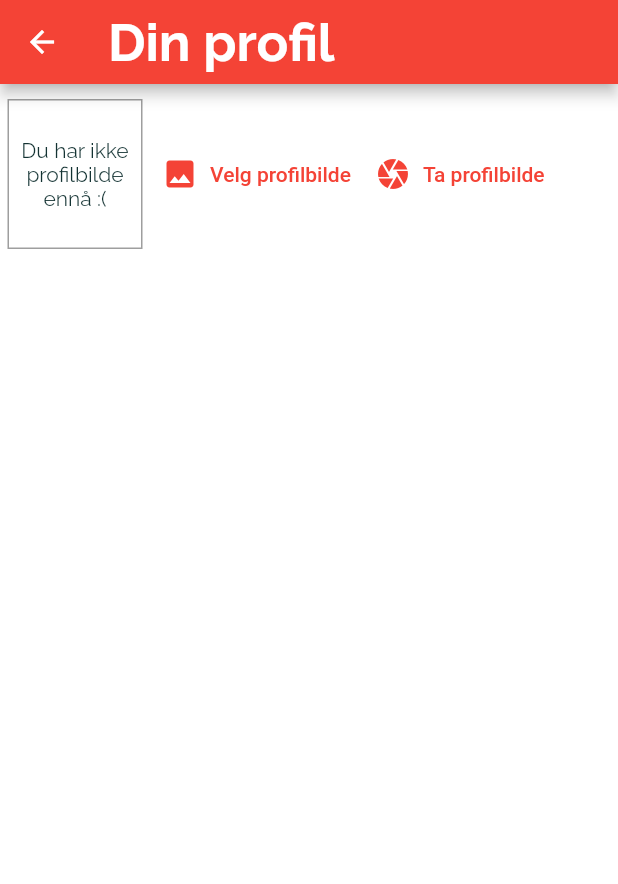
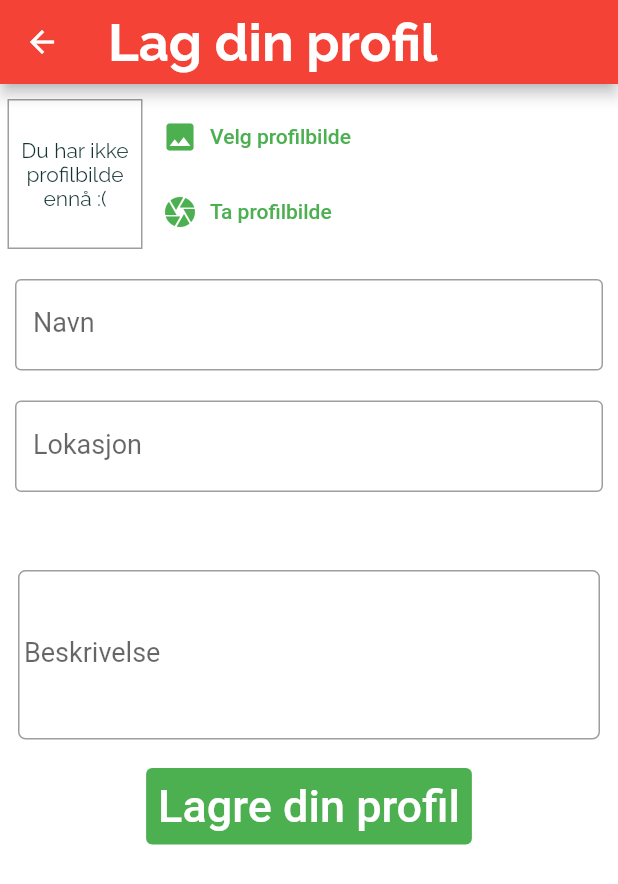
Before and after one commit to hannegr/baluba_summer_project, a Flutter app: the ProfilePage screen opened by its route, on a phone screen of 412 x 824 dp. Shown: the top 884 px of the screen. Run offline on Flutter 3.47's test engine with Material 2 defaults, Android fonts, the phone set to English and light mode, and no system bars; our stand-ins replace image_picker, location, sqflite; missing offline and left inert: geolocator_web, image_picker_for_web, location_web, mapbox_gl, mapbox_gl_web, mapbox_search and 1 more; accounts and stored records are empty.

Commit message:
maybe begin to make branches :)

```diff
--- a/baluba_summer_project/lib/main.dart
+++ b/baluba_summer_project/lib/main.dart
@@ -1,6 +1,7 @@
 import 'package:flutter/cupertino.dart';
 import 'package:flutter/material.dart';
-import 'package:profile_page_test/profile/profile_page.dart';
+import 'package:profile_page_test/profile/make_profile_page.dart';
+import 'package:profile_page_test/workouts/map_with_mapbox/map_widget_page.dart';
 import 'package:profile_page_test/workouts/workout_page.dart';
 import 'package:profile_page_test/your_page/side_bar.dart';
 import 'your_page/bottomButtons/bottomButtons.dart';
@@ -42,6 +43,7 @@ class MyApp extends StatelessWidget {
       routes: {
         WorkoutPage.workoutName: (ctx) => WorkoutPage(),
         ProfilePage.profilePageName: (ctx) => ProfilePage(),
+        MapWidgetPage.mapWidgetPageName: (ctx) => MapWidgetPage(),
       },
     );
   }
--- a/baluba_summer_project/lib/profile/image_input.dart
+++ b/baluba_summer_project/lib/profile/image_input.dart
@@ -3,6 +3,7 @@ import 'package:image_picker/image_picker.dart';
 import 'dart:io';
 import 'package:path_provider/path_provider.dart' as syspaths;
 import 'package:path/path.dart' as path;
+import 'package:profile_page_test/profile/save_image_sql.dart';
 
 class ImageInput extends StatefulWidget {
   final Function onSelectImage;
@@ -11,6 +12,8 @@ class ImageInput extends StatefulWidget {
   @override
   _ImageInputState createState() => _ImageInputState();
 }
+
+//Code is copied from a video hehe
 
 class _ImageInputState extends State<ImageInput> {
   File? _storedImage;
@@ -25,7 +28,8 @@ class _ImageInputState extends State<ImageInput> {
       return;
     }
     setState(() {
-      _storedImage = imageFile as File;
+      _storedImage = File(imageFile.path);
+      DBHelper.insertIntoDatabase('pics', {'id': 1, 'image': _storedImage!});
     });
     final appDir = await syspaths
         .getApplicationDocumentsDirectory(); //this is where we can store data.
@@ -43,13 +47,20 @@ class _ImageInputState extends State<ImageInput> {
       return;
     }
     setState(() {
-      _storedImage = imageFile as File;
+      _storedImage = File(imageFile.path);
+      print('hello');
     });
     final appDir = await syspaths
         .getApplicationDocumentsDirectory(); //this is where we can store data.
     final fileName = path.basename(imageFile.path);
     final savedImage = await _storedImage!.copy('${appDir.path}/$fileName');
     widget.onSelectImage(savedImage);
+    DBHelper.insertIntoDatabase('pics', {'id': 1, 'image': _storedImage!});
+  }
+
+  File fileNamePicture() {
+    File image = _storedImage!;
+    return image;
   }
 
   @override
@@ -77,26 +88,41 @@ class _ImageInputState extends State<ImageInput> {
         SizedBox(
           height: 10,
         ),
-        Flexible(
+        Container(
+          height: 100,
+          child: Column(
+            mainAxisAlignment: MainAxisAlignment.end,
+            crossAxisAlignment: CrossAxisAlignment.start,
+            children: <Widget>[
+              Expanded(
                 child: TextButton.icon(
                   onPressed: _findPicture,
-            icon: Icon(Icons.image),
+                  icon: Icon(
+                    Icons.image,
+                    color: Colors.green,
+                  ),
                   label: Text(
                     'Velg profilbilde',
-              style: TextStyle(color: Theme.of(context).primaryColor),
+                    style: TextStyle(color: Colors.green),
                   ),
                 ),
               ),
-        Flexible(
+              Expanded(
                 child: TextButton.icon(
                   onPressed: _takePicture,
-            icon: Icon(Icons.camera),
+                  icon: Icon(
+                    Icons.camera,
+                    color: Colors.green,
+                  ),
                   label: Text(
                     'Ta profilbilde',
-              style: TextStyle(color: Theme.of(context).primaryColor),
+                    style: TextStyle(color: Colors.green),
                   ),
                 ),
-        )
+              ),
+            ],
+          ),
+        ),
       ],
     );
   }
--- /dev/null
+++ b/baluba_summer_project/lib/profile/make_profile_page.dart
@@ -0,0 +1,146 @@
+import 'package:flutter/material.dart';
+import 'package:flutter/services.dart';
+import 'package:profile_page_test/profile/finished_profile_page.dart';
+import 'package:profile_page_test/profile/image_input.dart';
+
+import 'dart:io';
+
+//import 'package:profile_page_test/profile/save_image_sql.dart';
+
+class ProfilePage extends StatefulWidget {
+  static const profilePageName = '/profilepage';
+
+  @override
+  _ProfilePageState createState() => _ProfilePageState();
+}
+
+class _ProfilePageState extends State<ProfilePage> {
+  File? _pickedImage;
+  void _selectImage(File pickedImage) {
+    _pickedImage = pickedImage;
+  }
+
+  void _sendDataToProfilePage(
+    BuildContext context,
+    TextEditingController nameInput,
+    TextEditingController locationInput,
+    TextEditingController descriptionInput,
+    File image,
+  ) {
+    Navigator.push(
+        context,
+        MaterialPageRoute(
+          builder: (context) => FinishedProfilePage(
+            name: nameInput.text,
+            location: locationInput.text,
+            description: descriptionInput.text,
+            imageFile: image,
+          ),
+        ));
+  }
+
+  @override
+  Widget build(BuildContext context) {
+    final nameInput = TextEditingController();
+    final locationInput = TextEditingController();
+    final descriptionInput = TextEditingController();
+    return Scaffold(
+      appBar: AppBar(
+        title: Text(
+          'Lag din profil',
+          style: TextStyle(
+            fontSize: 35,
+            fontWeight: FontWeight.bold,
+            color: Theme.of(context).canvasColor,
+          ),
+        ),
+      ),
+      body: SingleChildScrollView(
+        child: Column(
+          children: <Widget>[
+            ImageInput(_selectImage),
+            Padding(
+              padding: EdgeInsets.all(10),
+              child: TextField(
+                /* onChanged: (value) {
+                        amountInput = value;
+                      }, */
+                controller: nameInput,
+                decoration: InputDecoration(
+                    border: OutlineInputBorder(), labelText: 'Navn'),
+                style: TextStyle(
+                  fontSize: 18,
+                ),
+                onSubmitted: (_) => {},
+                //keyboardType: TextInputType.number,
+              ),
+            ),
+            Padding(
+              padding: EdgeInsets.all(10),
+              child: TextField(
+                /* onChanged: (value) {
+                        amountInput = value;
+                      }, */
+                controller: locationInput,
+                decoration: InputDecoration(
+                    border: OutlineInputBorder(), labelText: 'Lokasjon'),
+                style: TextStyle(
+                  fontSize: 18,
+                ),
+                onSubmitted: (_) => {},
+                //keyboardType: TextInputType.number,
+              ),
+            ),
+            SizedBox(
+              height: 30,
+            ),
+            Container(
+              margin: EdgeInsets.all(12),
+              width: double.infinity,
+              height: 5 * 24.0,
+              child: TextField(
+                controller: descriptionInput,
+                keyboardType: TextInputType.multiline,
+                maxLines: 5,
+                decoration: InputDecoration(
+                  labelText: 'Beskrivelse',
+                  border: OutlineInputBorder(
+                      borderRadius: BorderRadius.all(Radius.circular(5))),
+                  contentPadding:
+                      EdgeInsets.symmetric(horizontal: 4, vertical: 4),
+                  hintText:
+                      'Her kan du legge til en liten beskrivelse av deg selv.',
+                ),
+                style: TextStyle(
+                  fontSize: 18,
+                ),
+              ),
+            ),
+            TextButton(
+              style: TextButton.styleFrom(
+                primary: Colors.white,
+                backgroundColor: Colors.green,
+                //onSurface: Colors.grey,
+              ),
+              onPressed: () {},
+              /*=> _sendDataToProfilePage(
+                context,
+                nameInput,
+                locationInput,
+                descriptionInput,
+                ImageInput.fileNamePicture, // FINN UT HVA SOM SKAL VÆRE HER!
+              ), //lagre profilen i en eller annen database
+              */
+              child: Text(
+                'Lagre din profil',
+                style: TextStyle(
+                  fontSize: 30,
+                ),
+              ),
+            ),
+          ],
+        ),
+      ),
+    );
+  }
+}
--- a/baluba_summer_project/lib/profile/profile_page.dart
+++ /dev/null
@@ -1,30 +0,0 @@
-import 'package:flutter/material.dart';
-import 'package:profile_page_test/profile/image_input.dart';
-
-import 'dart:io';
-
-class ProfilePage extends StatelessWidget {
-  static const profilePageName = '/profilepage';
-  File? _pickedImage;
-
-  void _selectImage(File pickedImage) {
-    _pickedImage = pickedImage;
-  }
-
-  @override
-  Widget build(BuildContext context) {
-    return Scaffold(
-      appBar: AppBar(
-        title: Text(
-          'Din profil',
-          style: TextStyle(
-            fontSize: 35,
-            fontWeight: FontWeight.bold,
-            color: Theme.of(context).canvasColor,
-          ),
-        ),
-      ),
-      body: ImageInput(_selectImage),
-    );
-  }
-}
--- a/baluba_summer_project/lib/workouts/workout_page.dart
+++ b/baluba_summer_project/lib/workouts/workout_page.dart
@@ -1,6 +1,6 @@
 import 'package:flutter/cupertino.dart';
 import 'package:flutter/material.dart';
-import 'package:profile_page_test/workouts/submit_workout.dart';
+import 'package:profile_page_test/workouts/submit_workout/submit_workout.dart';
 
 class WorkoutPage extends StatelessWidget {
   static const workoutName = '/workouts';
```
Also changed, not shown: baluba_summer_project/lib/generated_plugin_registrant.dart (+7 -0 lines), baluba_summer_project/lib/profile/finished_profile_page.dart (added, +35 -0 lines), baluba_summer_project/lib/profile/save_image_sql.dart (renamed from baluba_summer_project/lib/profile/save_image.dart, +10 -7 lines), baluba_summer_project/lib/workouts/map_with_mapbox/config_helper.dart (added, +12 -0 lines), baluba_summer_project/lib/workouts/map_with_mapbox/location_helper.dart (added, +30 -0 lines), baluba_summer_project/lib/workouts/map_with_mapbox/map_widget_page.dart (added, +98 -0 lines), baluba_summer_project/lib/workouts/submit_workout/submit_workout.dart (renamed from baluba_summer_project/lib/workouts/submit_workout.dart, +36 -92 lines), baluba_summer_project/lib/workouts/submit_workout/submit_workout_functions.dart (added, +98 -0 lines), baluba_summer_project/lib/your_page/side_bar.dart (+6 -3 lines), baluba_summer_project/pubspec.yaml (+10 -0 lines), baluba_summer_project/pubspec.lock, 2 other files. Lines whose indentation alone changed are shown as unchanged.
